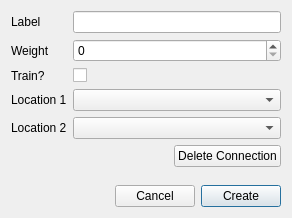
The window that editor_connection.ui (VioletDarkKitty/bilbcraft-routeplanner) describes before a commit, drawn with Qt 5.
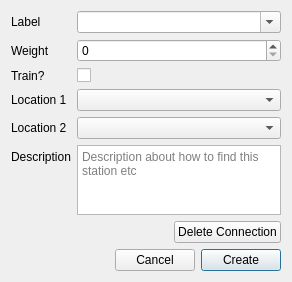
The same window after the commit.

Commit message: Add logger. Add test client. Add description fields for connections and locations.

```diff
--- a/editor_connection.ui
+++ b/editor_connection.ui
@@ -10,66 +10,96 @@
     <height>218</height>
    </rect>
   </property>
+  <property name="sizePolicy">
+   <sizepolicy hsizetype="Expanding" vsizetype="Expanding">
+    <horstretch>0</horstretch>
+    <verstretch>0</verstretch>
+   </sizepolicy>
+  </property>
   <property name="windowTitle">
    <string>Form</string>
   </property>
   <layout class="QVBoxLayout" name="verticalLayout">
+   <property name="sizeConstraint">
+    <enum>QLayout::SetDefaultConstraint</enum>
+   </property>
    <item>
     <layout class="QFormLayout" name="formLayout">
-     <item row="3" column="0">
+     <item row="4" column="0">
       <widget class="QLabel" name="label">
        <property name="text">
         <string>Location 1</string>
        </property>
       </widget>
      </item>
-     <item row="4" column="0">
+     <item row="5" column="0">
       <widget class="QLabel" name="label_2">
        <property name="text">
         <string>Location 2</string>
        </property>
       </widget>
      </item>
-     <item row="3" column="1">
-      <widget class="QComboBox" name="location_combo1"/>
-     </item>
      <item row="4" column="1">
+      <widget class="QComboBox" name="location_combo1"/>
+     </item>
+     <item row="5" column="1">
       <widget class="QComboBox" name="location_combo2"/>
      </item>
-     <item row="0" column="1">
-      <widget class="QLineEdit" name="edit_label"/>
-     </item>
-     <item row="0" column="0">
+     <item row="1" column="0">
       <widget class="QLabel" name="label_3">
        <property name="text">
         <string>Label</string>
        </property>
       </widget>
      </item>
-     <item row="1" column="1">
+     <item row="2" column="1">
       <widget class="QSpinBox" name="edit_weight"/>
      </item>
-     <item row="1" column="0">
+     <item row="2" column="0">
       <widget class="QLabel" name="label_4">
        <property name="text">
         <string>Weight</string>
        </property>
       </widget>
      </item>
-     <item row="2" column="0">
+     <item row="3" column="0">
       <widget class="QLabel" name="label_5">
        <property name="text">
         <string>Train?</string>
        </property>
       </widget>
      </item>
-     <item row="2" column="1">
+     <item row="3" column="1">
       <widget class="QCheckBox" name="edit_train">
        <property name="text">
         <string/>
        </property>
       </widget>
      </item>
+     <item row="6" column="1">
+      <widget class="QPlainTextEdit" name="edit_description">
+       <property name="sizeAdjustPolicy">
+        <enum>QAbstractScrollArea::AdjustToContents</enum>
+       </property>
+       <property name="placeholderText">
+        <string>Description about how to find this station etc</string>
+       </property>
+      </widget>
+     </item>
+     <item row="6" column="0">
+      <widget class="QLabel" name="label_6">
+       <property name="text">
+        <string>Description</string>
+       </property>
+      </widget>
+     </item>
+     <item row="1" column="1">
+      <widget class="QComboBox" name="edit_label">
+       <property name="editable">
+        <bool>true</bool>
+       </property>
+      </widget>
+     </item>
     </layout>
    </item>
    <item>
```
The commit also changes 10 other files.
